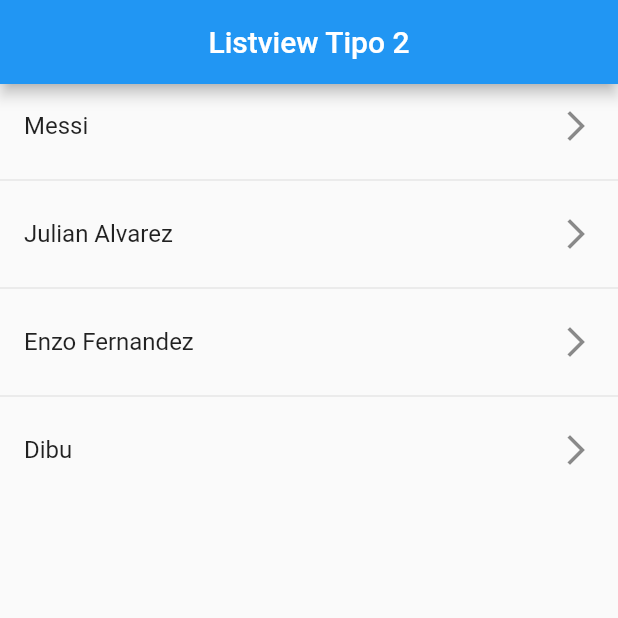
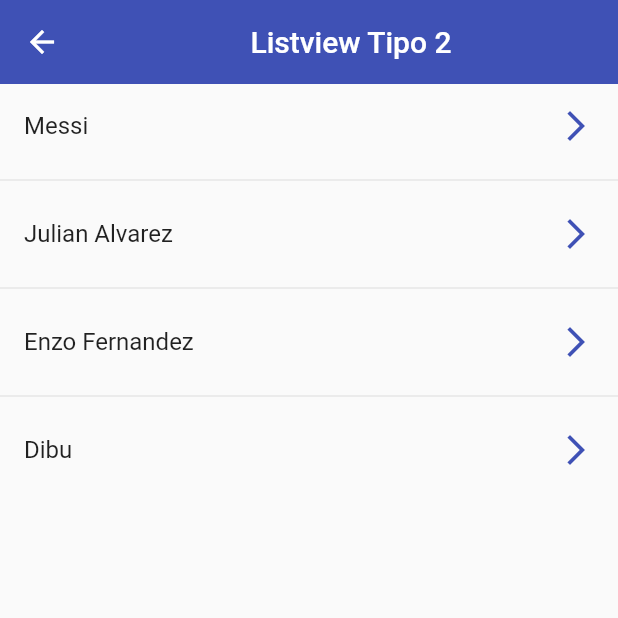
Before and after one commit to facu1717/curso-flutter, a Flutter app: the Listview2Screen screen opened directly, on a phone screen of 412 x 824 dp, the top half of it. Run offline on Flutter 3.47's test engine with Material 2 defaults, Android fonts, the phone set to English and light mode, and no system bars.

Commit message:
avance curso

```diff
--- /dev/null
+++ b/FL_componets_2/lib/models/menu_option.dart
@@ -0,0 +1,20 @@
+
+
+import 'package:flutter/material.dart' show IconData, Widget;
+
+class MenuOption {
+
+  final String name;
+  final String route;
+  final IconData icon;
+  final Widget screen;
+
+  MenuOption({
+    required this.name,
+    required this.route,
+    required this.icon,
+    required this.screen
+  });
+
+
+}
--- /dev/null
+++ b/FL_componets_2/lib/models/models.dart
@@ -0,0 +1 @@
+export 'package:fl_componets_2/models/menu_option.dart';
--- /dev/null
+++ b/FL_componets_2/lib/router/app_routes.dart
@@ -0,0 +1,27 @@
+import 'package:flutter/material.dart';
+
+import 'package:fl_componets_2/models/models.dart';
+import 'package:fl_componets_2/screens/screens.dart';
+
+class AppRoutes {
+
+  static const initialRoute = 'home';
+
+  static final menuOptions = <MenuOption> [
+      MenuOption(name: 'HomeScreen', route: 'home',  screen: const HomeScreen(), icon: Icons.access_time_outlined)
+  ];
+
+  static Map<String, Widget Function(BuildContext)> routes = {
+    'home' : (context) => const HomeScreen(),
+    'listview1' : (context) => const Listview1Screen(),
+    'listview2' : (context) => const Listview2Screen(),
+    'alert' : (context) => const AlertScreen(),
+    'card' : (context) => const CardScreen()
+  };
+
+  static Route<dynamic> OnGenerateRoute(RouteSettings settings) {
+    return MaterialPageRoute(
+        builder: (context) => const AlertScreen()
+    );
+  }
+}
--- a/FL_componets_2/lib/screens/listview2_screen.dart
+++ b/FL_componets_2/lib/screens/listview2_screen.dart
@@ -11,13 +11,18 @@
         title: const Center(
           child: Text('Listview Tipo 2'),
         ),
+        elevation: 0,
+        backgroundColor: Colors.indigo,
       ),
       body: ListView.separated(
           itemCount: options.length,
           itemBuilder: (context, index) => ListTile(
               title: Text(options[index]),
-              trailing: const Icon(Icons.arrow_forward_ios_outlined),
-              onTap: () {              }
+              trailing: const Icon(Icons.arrow_forward_ios_outlined, color: Colors.indigo),
+              onTap: () {
+                final option = options[index];
+                print(option);
+              }
             ,
           ),
           separatorBuilder: (_, __) => const Divider(),
--- /dev/null
+++ b/FL_componets_2/lib/screens/screens.dart
@@ -0,0 +1,5 @@
+export 'package:fl_componets_2/screens/alert_screen.dart';
+export 'package:fl_componets_2/screens/card_screen.dart';
+export 'package:fl_componets_2/screens/home_screen.dart';
+export 'package:fl_componets_2/screens/listview1_screen.dart';
+export 'package:fl_componets_2/screens/listview2_screen.dart';
```
Also changed, not shown: FL_componets_2/lib/main.dart (+6 -11 lines), FL_componets_2/lib/screens/alert_screen.dart (added, +10 -0 lines), FL_componets_2/lib/screens/card_screen.dart (added, +10 -0 lines), FL_componets_2/lib/screens/home_screen.dart (added, +28 -0 lines).
